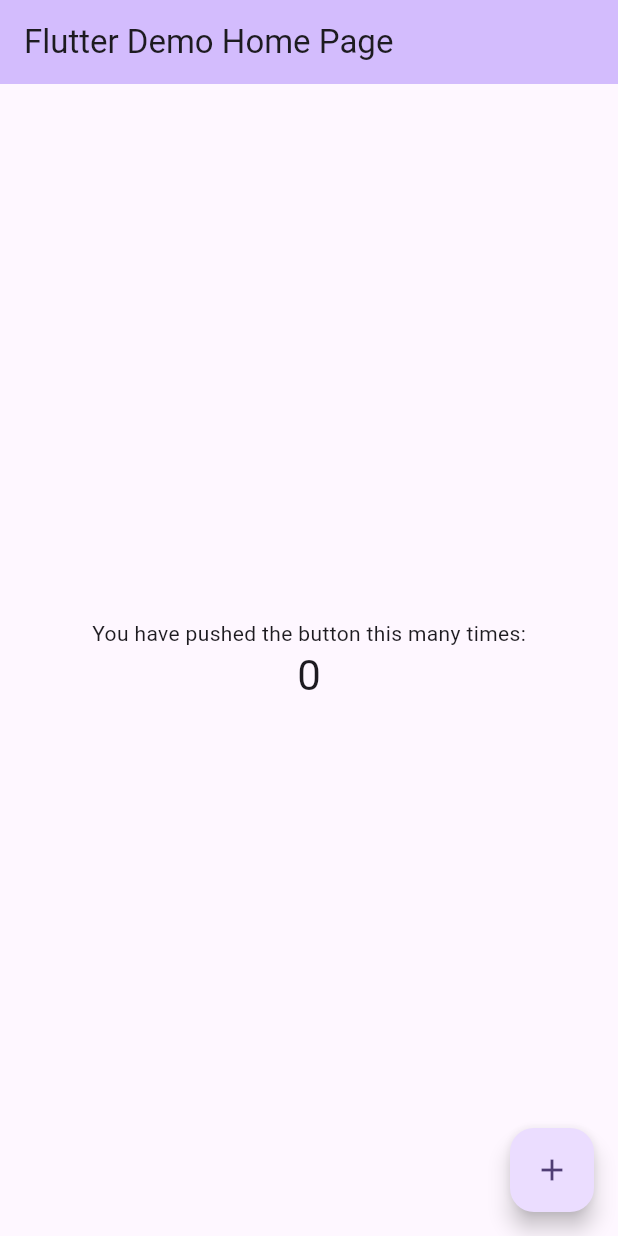
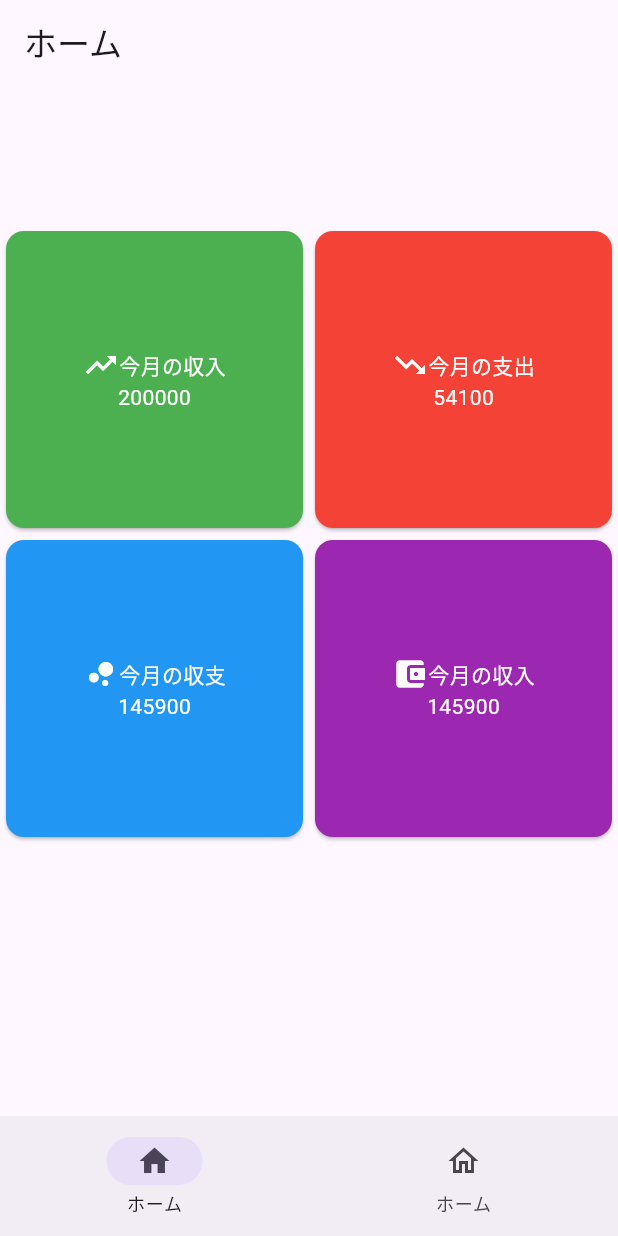
Before and after one commit to kyouga-ones/kakeibo, a Flutter app: the screen it shows after launch, on a phone screen of 412 x 824 dp. Run offline on Flutter 3.47's test engine with Material 3 defaults, Android fonts, the phone set to English and light mode, and no system bars.

Commit message:
feature:task-001:ホーム画面を仮作成

```diff
--- a/lib/features/viewmodels/home_page_view_model.dart
+++ /dev/null
@@ -1,11 +0,0 @@
-import 'package:flutter/material.dart';
-import 'package:kakeibo/features/viewmodels/main_view_model.dart';
-
-class MyHomePage extends StatefulWidget {
-  const MyHomePage({super.key, required this.title});
-
-  final String title;
-
-  @override
-  State<MyHomePage> createState() => MyHomePageState();
-}
--- a/lib/features/viewmodels/main_view_model.dart
+++ /dev/null
@@ -1,22 +0,0 @@
-import 'package:flutter/material.dart';
-import 'package:kakeibo/features/viewmodels/home_page_view_model.dart';
-import 'package:kakeibo/features/views/main_model.dart';
-
-class MyHomePageState extends State<MyHomePage> {
-  int _counter = 0;
-
-  void _incrementCounter() {
-    setState(() {
-      _counter++;
-    });
-  }
-
-  @override
-  Widget build(BuildContext context) {
-    return MyHomePageView(
-      title: widget.title,
-      counter: _counter,
-      incrementCounter: _incrementCounter,
-    );
-  }
-}
--- a/lib/features/views/main_model.dart
+++ /dev/null
@@ -1,38 +0,0 @@
-import 'package:flutter/material.dart';
-
-class MyHomePageView extends StatelessWidget {
-  final String title;
-  final int counter;
-  final void Function() incrementCounter;
-
-  const MyHomePageView({
-    super.key,
-    required this.title,
-    required this.counter,
-    required this.incrementCounter,
-  });
-
-  @override
-  Widget build(BuildContext context) {
-    return Scaffold(
-      appBar: AppBar(
-        backgroundColor: Theme.of(context).colorScheme.inversePrimary,
-        title: Text(title),
-      ),
-      body: Center(
-        child: Column(
-          mainAxisAlignment: MainAxisAlignment.center,
-          children: <Widget>[
-            const Text('You have pushed the button this many times:'),
-            Text('$counter', style: Theme.of(context).textTheme.headlineMedium),
-          ],
-        ),
-      ),
-      floatingActionButton: FloatingActionButton(
-        onPressed: incrementCounter,
-        tooltip: 'Increment',
-        child: const Icon(Icons.add),
-      ),
-    );
-  }
-}
--- a/lib/main.dart
+++ b/lib/main.dart
@@ -1,21 +1,6 @@
 import 'package:flutter/material.dart';
-import 'package:kakeibo/features/viewmodels/home_page_view_model.dart';
+import 'package:kakeibo/ui/my_app.dart';
 
 void main() {
   runApp(const MyApp());
 }
-
-class MyApp extends StatelessWidget {
-  const MyApp({super.key});
-
-  @override
-  Widget build(BuildContext context) {
-    return MaterialApp(
-      title: 'Flutter Demo',
-      theme: ThemeData(
-        colorScheme: ColorScheme.fromSeed(seedColor: Colors.deepPurple),
-      ),
-      home: const MyHomePage(title: 'Flutter Demo Home Page'),
-    );
-  }
-}
--- /dev/null
+++ b/lib/ui/components/cards/home_card.dart
@@ -0,0 +1,38 @@
+import 'package:flutter/material.dart';
+
+class HomeCard extends StatelessWidget {
+  final String title;
+  final int value;
+  final IconData icon;
+  final Color? color;
+
+  const HomeCard({
+    super.key,
+    required this.title,
+    required this.value,
+    required this.icon,
+    this.color,
+  });
+
+  @override
+  Widget build(BuildContext context) {
+    return Card(
+      color: color,
+      child: Column(
+        mainAxisAlignment: MainAxisAlignment.center,
+        children: [
+          Center(
+            child: Row(
+              mainAxisAlignment: MainAxisAlignment.center,
+              children: [
+                Icon(icon, color: Colors.white),
+                Text(title, style: TextStyle(color: Colors.white)),
+              ],
+            ),
+          ),
+          Text(value.toString(), style: TextStyle(color: Colors.white)),
+        ],
+      ),
+    );
+  }
+}
--- /dev/null
+++ b/lib/ui/components/viewmodels/home_view_model.dart
@@ -0,0 +1,16 @@
+import 'package:flutter/material.dart';
+import 'package:kakeibo/ui/components/views/home.dart';
+
+class HomeViewModel extends StatefulWidget {
+  const HomeViewModel({super.key});
+
+  @override
+  State<HomeViewModel> createState() => _HomeViewModelState();
+}
+
+class _HomeViewModelState extends State<HomeViewModel> {
+  @override
+  Widget build(BuildContext context) {
+    return const Home();
+  }
+}
--- /dev/null
+++ b/lib/ui/components/views/home.dart
@@ -0,0 +1,50 @@
+import 'package:flutter/material.dart';
+import 'package:kakeibo/ui/components/cards/home_card.dart';
+
+class Home extends StatelessWidget {
+  const Home({super.key});
+
+  @override
+  Widget build(BuildContext context) {
+    return Column(
+      mainAxisAlignment: MainAxisAlignment.center,
+      children: [
+        SizedBox(
+          height: 500,
+          width: 500,
+          child: GridView(
+            gridDelegate: SliverGridDelegateWithFixedCrossAxisCount(
+              crossAxisCount: 2,
+            ),
+            children: [
+              HomeCard(
+                title: '今月の収入',
+                value: 200000,
+                icon: Icons.trending_up,
+                color: Colors.green,
+              ),
+              HomeCard(
+                title: '今月の支出',
+                value: 54100,
+                icon: Icons.trending_down,
+                color: Colors.red,
+              ),
+              HomeCard(
+                title: '今月の収支',
+                value: 145900,
+                icon: Icons.bubble_chart,
+                color: Colors.blue,
+              ),
+              HomeCard(
+                title: '今月の収入',
+                value: 145900,
+                icon: Icons.account_balance_wallet,
+                color: Colors.purple,
+              ),
+            ],
+          ),
+        ),
+      ],
+    );
+  }
+}
--- /dev/null
+++ b/lib/ui/models/screen.dart
@@ -0,0 +1,23 @@
+import 'package:flutter/material.dart';
+
+class Screen {
+  final String title;
+  final NavigationDestination destination;
+  final Widget screen;
+  final bool isLabelVisible;
+
+  Screen({
+    required this.title,
+    required Icon icon,
+    required this.screen,
+    Icon? selectedIcon,
+    this.isLabelVisible = false,
+  }) : destination = NavigationDestination(
+         icon: Badge(isLabelVisible: isLabelVisible, child: icon),
+         label: title,
+         selectedIcon: Badge(
+           isLabelVisible: isLabelVisible,
+           child: selectedIcon,
+         ),
+       );
+}
--- /dev/null
+++ b/lib/ui/my_app.dart
@@ -0,0 +1,17 @@
+import 'package:flutter/material.dart';
+import 'package:kakeibo/ui/my_home_page.dart';
+
+class MyApp extends StatelessWidget {
+  const MyApp({super.key});
+
+  @override
+  Widget build(BuildContext context) {
+    return MaterialApp(
+      title: 'Flutter Demo',
+      theme: ThemeData(
+        colorScheme: ColorScheme.fromSeed(seedColor: Colors.deepPurple),
+      ),
+      home: const MyHomePage(),
+    );
+  }
+}
--- /dev/null
+++ b/lib/ui/my_home_page.dart
@@ -0,0 +1,50 @@
+import 'package:flutter/material.dart';
+import 'package:kakeibo/ui/components/viewmodels/home_view_model.dart';
+import 'package:kakeibo/ui/models/screen.dart';
+
+class MyHomePage extends StatefulWidget {
+  const MyHomePage({super.key});
+
+  @override
+  State<MyHomePage> createState() => _MyHomePageState();
+}
+
+class _MyHomePageState extends State<MyHomePage> {
+  var screenIndex = 0;
+  var groupIndex = 0;
+
+  @override
+  Widget build(BuildContext context) {
+    final screens = [
+      Screen(
+        title: 'ホーム',
+        icon: const Icon(Icons.home_outlined),
+        selectedIcon: const Icon(Icons.home),
+        screen: HomeViewModel(),
+      ),
+      Screen(
+        title: 'ホーム',
+        icon: const Icon(Icons.home_outlined),
+        selectedIcon: const Icon(Icons.home),
+        screen: HomeViewModel(),
+      ),
+    ];
+
+    return Scaffold(
+      appBar: AppBar(title: Text(screens[screenIndex].title)),
+      body: Center(child: screens[screenIndex].screen),
+      bottomNavigationBar: NavigationBar(
+        onDestinationSelected: (int index) {
+          setState(() {
+            screenIndex = index;
+            groupIndex = 0;
+          });
+        },
+        selectedIndex: screenIndex,
+        destinations: screens.map((Screen screen) {
+          return screen.destination;
+        }).toList(),
+      ),
+    );
+  }
+}
```
Also changed, not shown: 1 other file.
